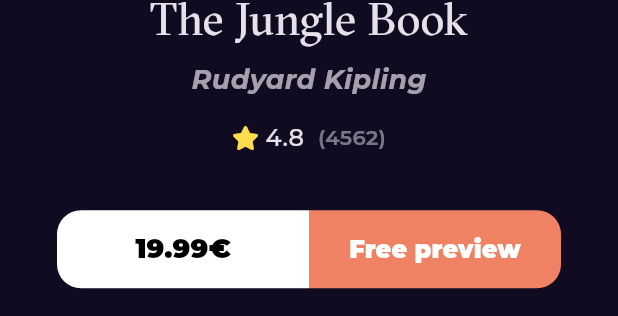
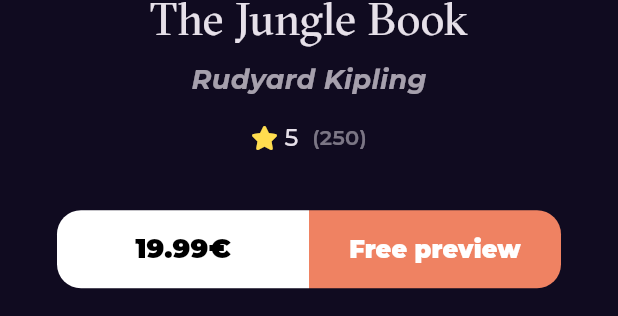
Before and after one commit to Noha0212/BooklyApp, a Flutter app: the BookDetailsViewBody widget shown alone on an empty page, opened directly, on a phone screen of 412 x 824 dp. Shown: the part 659-975 px from the top of the screen. Run offline on Flutter 3.47's test engine with Material 3 defaults, Android fonts, the phone set to English and light mode, and no system bars; drawn by our look-alikes of cached_network_image; our stand-ins replace bloc, dartz, dio, equatable, flutter_bloc, flutter_svg and 4 more; network calls fail.

Commit message:
display newest books list view data

```diff
--- a/lib/features/home/presentation/views/widgets/book_details_view_body.dart
+++ b/lib/features/home/presentation/views/widgets/book_details_view_body.dart
@@ -54,6 +54,8 @@ class BookDetailsViewBody extends StatelessWidget {
                   height: 14,
                 ),
                 const BookRating(
+                  rating: 5,
+                  count: 250,
                   mainAxisAlignment: MainAxisAlignment.center,
                 ),
                 const SizedBox(
--- a/lib/features/home/presentation/views/widgets/book_rating.dart
+++ b/lib/features/home/presentation/views/widgets/book_rating.dart
@@ -1,11 +1,18 @@
 import 'package:bookly_app/core/utils/styles.dart';
+import 'package:bookly_app/features/home/data/models/book_model/book_model.dart';
 import 'package:flutter/material.dart';
 import 'package:font_awesome_flutter/font_awesome_flutter.dart';
 
 class BookRating extends StatelessWidget {
-  const BookRating(
-      {super.key, this.mainAxisAlignment = MainAxisAlignment.start});
+  const BookRating({
+    super.key,
+    this.mainAxisAlignment = MainAxisAlignment.start,
+    required this.rating,
+    required this.count,
+  });
   final MainAxisAlignment mainAxisAlignment;
+  final num rating;
+  final int count;
   @override
   Widget build(BuildContext context) {
     return Row(
@@ -19,8 +26,8 @@ class BookRating extends StatelessWidget {
         const SizedBox(
           width: 6.3,
         ),
-        const Text(
-          '4.8',
+        Text(
+          rating.toString(),
           style: Styles.textStyle16,
         ),
         const SizedBox(
@@ -29,7 +36,7 @@ class BookRating extends StatelessWidget {
         Opacity(
           opacity: 0.5,
           child: Text(
-            '(4562)',
+            '($count)',
             style: Styles.textStyle14.copyWith(fontWeight: FontWeight.w600),
           ),
         ),
--- a/lib/features/search/presentation/views/widgets/search_result_list_view.dart
+++ b/lib/features/search/presentation/views/widgets/search_result_list_view.dart
@@ -12,7 +12,8 @@ class SearchResultListView extends StatelessWidget {
       itemBuilder: (BuildContext context, int index) {
         return const Padding(
           padding: EdgeInsets.symmetric(vertical: 10),
-          child: BookListViewItem(),
+          child: Text('data'),
+          // BookListViewItem(),
         );
       },
     );
--- a/lib/main.dart
+++ b/lib/main.dart
@@ -29,7 +29,8 @@ class Bookly extends StatelessWidget {
             ..fetchFeaturedBooks(),
         ),
         BlocProvider(
-          create: (context) => NewestBooksCubit(getIt.get<HomeRepoImpl>()),
+          create: (context) =>
+              NewestBooksCubit(getIt.get<HomeRepoImpl>())..fetchNewestBooks(),
         ),
       ],
       child: MaterialApp.router(
```
Also changed, not shown: lib/features/home/data/models/book_model/volume_info.dart (+10 -0 lines), lib/features/home/presentation/views/widgets/best_seller_list_view.dart (deleted, +0 -21 lines), lib/features/home/presentation/views/widgets/book_list_view_item.dart (+18 -19 lines), lib/features/home/presentation/views/widgets/home_view_body.dart (+4 -3 lines), lib/features/home/presentation/views/widgets/newest_books_list_view.dart (added, +37 -0 lines).
